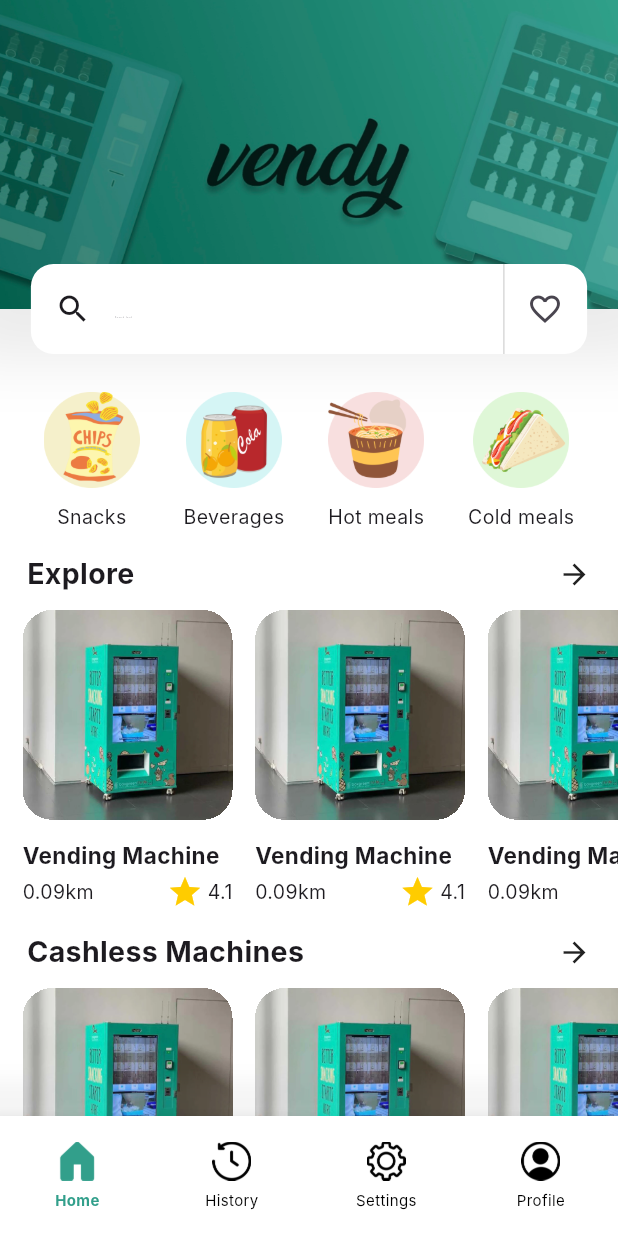
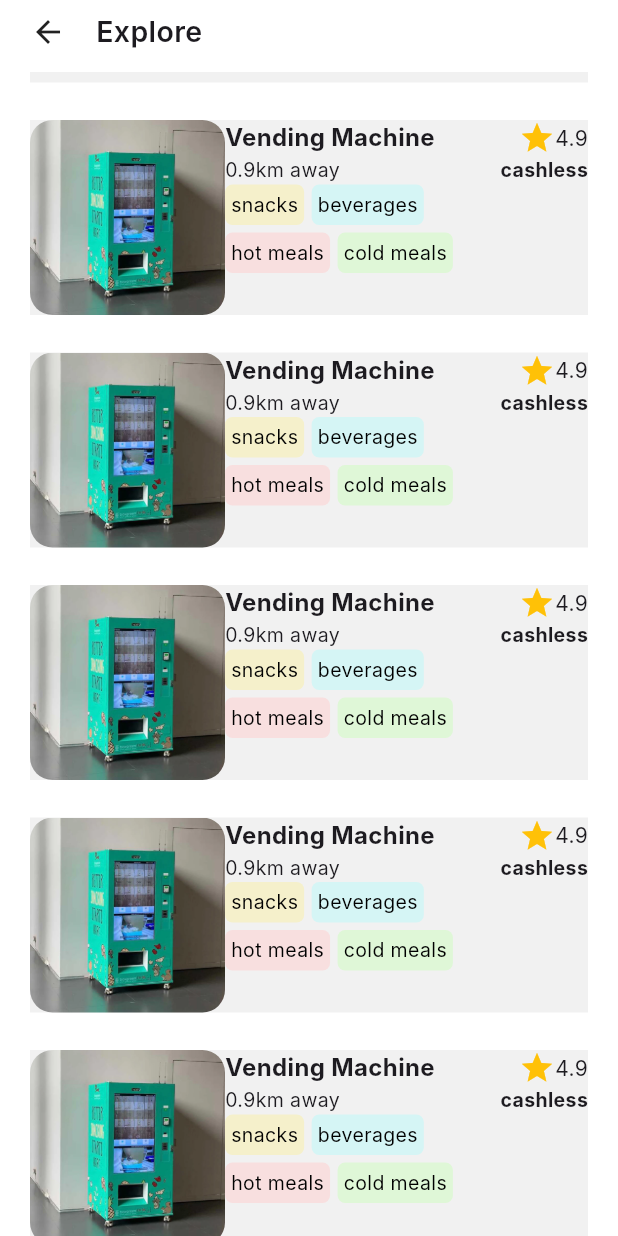
Before and after one commit to EldonLim/vendy_app, a Flutter app: the screen it shows after launch, on a phone screen of 412 x 824 dp. Run offline on Flutter 3.47's test engine with Material 3 defaults, Android fonts, the light colour scheme and no system bars; Roboto replaces fonts that are missing (Inter).

Commit message:
Completed base of explore page

```diff
--- a/lib/main.dart
+++ b/lib/main.dart
@@ -1,5 +1,6 @@
 import 'package:flutter/material.dart';
 import 'package:flutter/services.dart';
+import 'package:vendy_app/pages/explore_page/explorepage.dart';
 import 'package:vendy_app/pages/homepage.dart';
 
 void main() {
@@ -16,7 +17,8 @@ class MainApp extends StatelessWidget {
   @override
   Widget build(BuildContext context) {
     return MaterialApp(
-        debugShowCheckedModeBanner: false, home: HomePage(),
-        theme: ThemeData(fontFamily: "Inter"),);
+        theme: ThemeData(fontFamily: "Inter"),
+        debugShowCheckedModeBanner: false, home: ExplorePage(),
+        );
   }
 }
--- /dev/null
+++ b/lib/pages/explore_page/explorepage.dart
@@ -0,0 +1,61 @@
+import 'package:flutter/material.dart';
+import 'package:vendy_app/pages/explore_page/widgets/machine_container.dart';
+
+class ExplorePage extends StatefulWidget {
+  const ExplorePage({super.key});
+
+  @override
+  State<ExplorePage> createState() => _ExplorePageState();
+}
+
+class _ExplorePageState extends State<ExplorePage> {
+  @override
+  Widget build(BuildContext context) {
+    return Scaffold(
+      backgroundColor: Colors.white,
+      body: SafeArea(
+        child: Stack(
+          children: [
+            Padding(
+              padding: EdgeInsets.fromLTRB(20, 48, 20, 0),
+                  child: ListView.builder(
+                          // physics: ClampingScrollPhysics(), // Prevents overscrolling
+                          scrollDirection: Axis.vertical,
+                          itemCount: 8,
+                          itemBuilder: (context, index) {
+                            return index==0?
+                              Container(
+                                height: 7,
+                                decoration: BoxDecoration(color: Color(0xFFF1F1F1)),
+                              ): (index==1? SizedBox(height: 25) : MachineContainer());
+                          }),
+            ),
+
+            Positioned( //for fixing upper tab
+              top: 0,
+              left: 0,
+              right: 0,
+              child: Container(
+                height: 48,
+                padding: EdgeInsets.fromLTRB(0, 8, 0, 13),
+                color: Colors.white,
+                child: Row(
+                  children: [
+                    Padding(
+                      padding: const EdgeInsets.fromLTRB(20, 0, 20, 0),
+                      child: Icon(Icons.arrow_back),
+                    ),
+                    Text(
+                      "Explore",
+                      style: TextStyle(fontWeight: FontWeight.w600, fontSize: 19),
+                    ),
+                  ],
+                ),
+              ),
+            ),
+          ],
+        ),
+      ),
+    );
+  }
+}
--- /dev/null
+++ b/lib/pages/explore_page/widgets/machine_container.dart
@@ -0,0 +1,78 @@
+import 'package:flutter/material.dart';
+import 'package:vendy_app/widgets/category_container.dart';
+
+class MachineContainer extends StatelessWidget {
+  const MachineContainer({super.key});
+
+  @override
+  Widget build(BuildContext context) {
+    return Padding(
+      padding: const EdgeInsets.only(bottom: 25),
+      child: Container(
+        height: 130,
+        decoration: BoxDecoration(color: const Color.fromARGB(255, 241, 241, 241)),
+        child: Row(
+          children: [
+            ClipRRect(
+              borderRadius: BorderRadius.circular(15),
+              child: Image.asset("assets/vending_machine.png",
+              height: 130,
+              width: 130,
+              fit: BoxFit.cover,
+              ),
+            ),
+            Expanded( //column need to be wrapped in expanded if not in container as dk hw much space to take up
+              child: Column(
+                crossAxisAlignment: CrossAxisAlignment.start,
+                children: [
+                  Row(
+                    children: [
+                      Text("Vending Machine",
+                      style: TextStyle(
+                        fontSize: 16,
+                        fontWeight: FontWeight.bold
+                      )),
+                      Spacer(),
+                      Icon(Icons.star, color: Colors.amber),
+                      Text('4.9', style: TextStyle(
+                        fontSize: 14
+                      ),)
+                    ],
+                  ),
+                  Row(
+                    children: [
+                      Text("0.9km away", style: TextStyle(
+                        fontSize: 13
+                      )
+                    ),
+                      Spacer(),
+                      Text("cashless", style: TextStyle(
+                        fontWeight: FontWeight.bold,
+                        fontSize: 13,
+                      ),
+                     )
+                    ],
+                  ),
+                  SizedBox(
+                    width: 190,
+                    child: Wrap(
+                      alignment: WrapAlignment.start,
+                      spacing: 5, // gap between adjacent chips
+                      runSpacing: 5, // gap between lines
+                      children: [
+                        CategoryContainer(category: 'snacks'), //in flutter need to pass this way
+                        CategoryContainer(category: 'beverages'),
+                        CategoryContainer(category: 'hot meals'),
+                        CategoryContainer(category: 'cold meals')
+                      ],
+                    ),
+                  )
+                ],
+              ),
+            )
+          ],
+        ),
+      ),
+    );
+  }
+}
--- a/lib/pages/homepage.dart
+++ b/lib/pages/homepage.dart
@@ -1,6 +1,6 @@
 import 'package:flutter/material.dart';
 import 'package:vendy_app/colors.dart';
-import 'package:vendy_app/screens/explore_screen/explore_screen.dart';
+import 'package:vendy_app/screens/history_screen/history_screen.dart';
 import 'package:vendy_app/screens/home_screen/home_screen.dart';
 import 'package:vendy_app/screens/profile_screen/profile_screen.dart';
 import 'package:vendy_app/screens/settings_screen/settings_screen.dart';
@@ -16,7 +16,7 @@ class _HomePageState extends State<HomePage> {
   int _currentIndex = 0;
   List<Widget> screens = [
     HomeScreen(),
-    ExploreScreen(),
+    HistoryScreen(),
     SettingsScreen(),
     ProfileScreen()
   ];
--- a/lib/screens/explore_screen/explore_screen.dart
+++ /dev/null
@@ -1,15 +0,0 @@
-import 'package:flutter/material.dart';
-
-class ExploreScreen extends StatefulWidget {
-  const ExploreScreen({super.key});
-
-  @override
-  State<ExploreScreen> createState() => _ExploreScreenState();
-}
-
-class _ExploreScreenState extends State<ExploreScreen> {
-  @override
-  Widget build(BuildContext context) {
-    return Center(child: Text("hi"));
-  }
-}
--- /dev/null
+++ b/lib/screens/history_screen/history_screen.dart
@@ -0,0 +1,16 @@
+import 'package:flutter/material.dart';
+import 'package:vendy_app/colors.dart';
+
+class HistoryScreen extends StatefulWidget {
+  const HistoryScreen({super.key});
+
+  @override
+  State<HistoryScreen> createState() => _HistoryScreenState();
+}
+
+class _HistoryScreenState extends State<HistoryScreen> {
+  @override
+  Widget build(BuildContext context) {
+    return Center(child: Text("History"));
+  }
+}
--- a/lib/screens/home_screen/home_screen.dart
+++ b/lib/screens/home_screen/home_screen.dart
@@ -3,6 +3,9 @@ import 'package:vendy_app/colors.dart';
 import 'package:vendy_app/screens/home_screen/widgets/product_container.dart';
 import 'package:vendy_app/screens/home_screen/widgets/round_section.dart';
 import 'package:vendy_app/screens/home_screen/widgets/search_bar.dart';
+
+import '../../pages/explore_page/explorepage.dart';
+import '../history_screen/history_screen.dart';
 
 class HomeScreen extends StatefulWidget {
   const HomeScreen({super.key});
@@ -77,11 +80,19 @@ class _HomeScreenState extends State<HomeScreen> {
                           Text(
                             "Explore",
                             style: TextStyle(
-                                fontWeight: FontWeight.bold, fontSize: 19),
+                                fontWeight: FontWeight.w600, fontSize: 19),
                           ),
-                          Icon(
-                            Icons.arrow_forward,
-                            size: 22,
+                          GestureDetector(
+                            child: Icon(
+                              Icons.arrow_forward,
+                              size: 22,
+                            ),
+                            onTap: () {
+                              Navigator.push(
+                                context,
+                                MaterialPageRoute(builder: (context) => ExplorePage()),
+                              );
+                            },
                           )
                         ],
                       ),
@@ -114,7 +125,7 @@ class _HomeScreenState extends State<HomeScreen> {
                           Text(
                             "Cashless Machines",
                             style: TextStyle(
-                                fontWeight: FontWeight.bold, fontSize: 19),
+                                fontWeight: FontWeight.w600, fontSize: 19),
                           ),
                           Icon(
                             Icons.arrow_forward,
--- a/lib/screens/home_screen/widgets/search_bar.dart
+++ b/lib/screens/home_screen/widgets/search_bar.dart
@@ -44,7 +44,7 @@ class _CustomSearchBarState extends State<CustomSearchBar> {
             child: Icon(Icons.favorite_border))
       ],
       hintText: "Search food",
-      hintStyle: WidgetStatePropertyAll(TextStyle(fontSize: 1)),
+      hintStyle: WidgetStatePropertyAll(TextStyle(fontSize: 19, color: Color(0xFF7A7A7A))),
     );
   }
 }
--- /dev/null
+++ b/lib/widgets/category_container.dart
@@ -0,0 +1,29 @@
+import 'package:flutter/material.dart';
+
+class CategoryContainer extends StatelessWidget {
+  final String category;
+
+  const CategoryContainer({super.key, required this.category});
+
+  @override
+  Widget build(BuildContext context) {
+    return Container(
+      padding: EdgeInsets.all(4),
+      decoration: BoxDecoration(
+        color:
+        category == 'snacks'? Color(0xFFF5F0CB) :
+        (category == 'beverages'? Color(0xFFD5F5F5) :
+        (category == 'hot meals'? Color(0xFFF8DFDF) :
+        (category == 'cold meals'? Color(0xFFDFF7D7) : Color(0xFFFFFFFF)))),
+        borderRadius: BorderRadius.circular(5),
+      ),
+      child: Text(category,
+        style: TextStyle(
+          fontSize: 13,
+          color: Colors.black,
+        ),
+      ),
+);
+
+  }
+}
--- a/pubspec.yaml
+++ b/pubspec.yaml
@@ -39,3 +39,4 @@ fonts:
       fonts:
         - asset: assets/fonts/Inter_18pt-Regular.ttf
         - asset: assets/fonts/Inter_24pt-Bold.ttf
+        - asset: assets/fonts/Inter_18pt-SemiBold.ttf
```
Also changed, not shown: assets/fonts/Inter_18pt-SemiBold.ttf (added).
